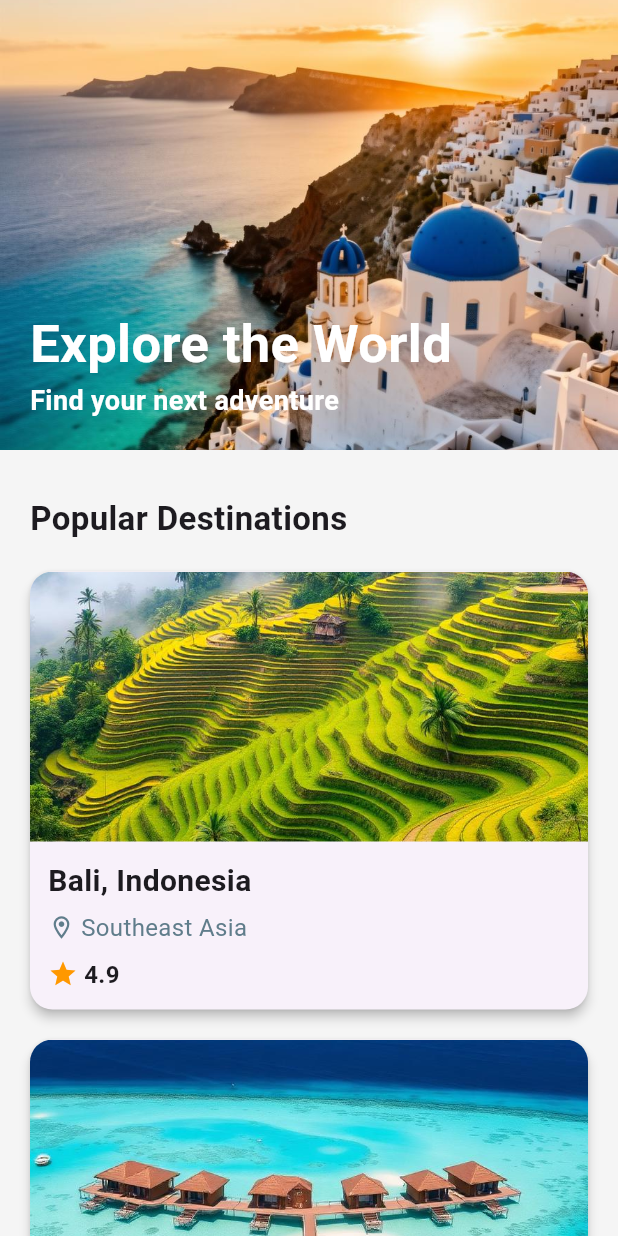
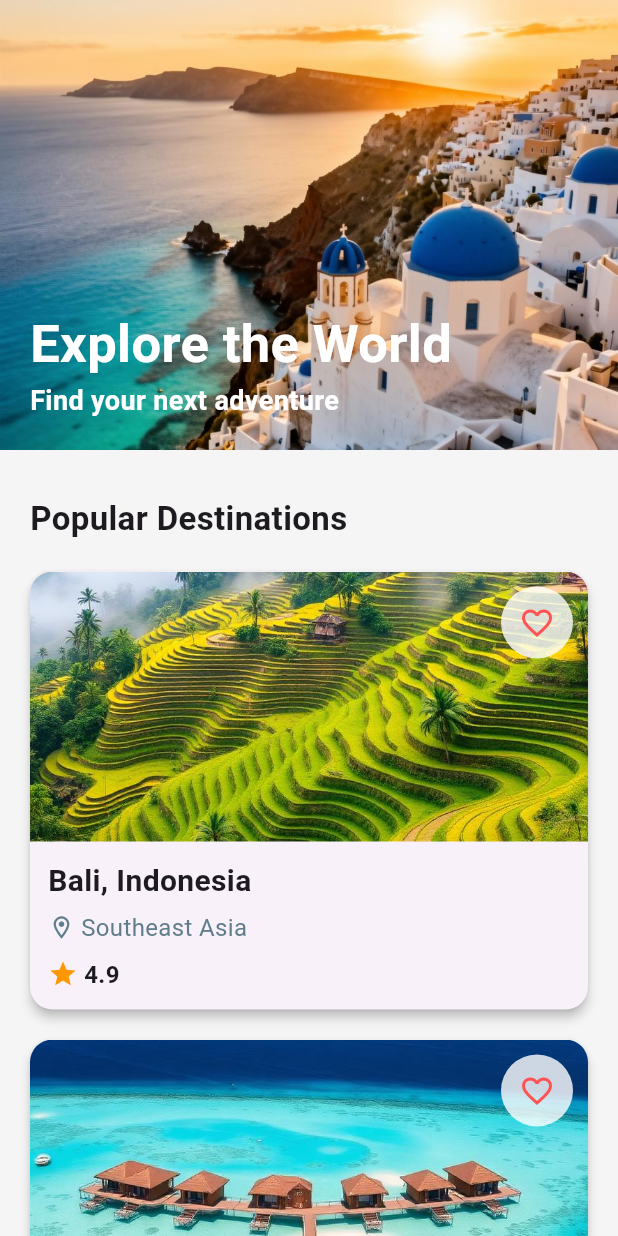
Before and after one commit to Visun517/travel_application_task, a Flutter app: the screen it shows after launch, on a phone screen of 412 x 824 dp. Run offline on Flutter 3.47's test engine with Material 3 defaults, Android fonts, the phone set to English and light mode, and no system bars.

Commit message:
add-destination-favourites-icon

```diff
--- a/lib/widgets/popular_destination_card.dart
+++ b/lib/widgets/popular_destination_card.dart
@@ -14,8 +14,12 @@
       child: Column(
         crossAxisAlignment: CrossAxisAlignment.start,
         children: [
+          Stack(
+            children: [
               ClipRRect(
-            borderRadius: const BorderRadius.vertical(top: Radius.circular(15)),
+                borderRadius: const BorderRadius.vertical(
+                  top: Radius.circular(15),
+                ),
                 child: Image.asset(
                   place.image,
                   height: 180,
@@ -23,6 +27,25 @@
                   fit: BoxFit.cover,
                 ),
               ),
+              Positioned(
+                top: 10,
+                right: 10,
+                child: Container(
+                  decoration: BoxDecoration(
+                    color: Colors.white.withValues(alpha: 0.8),
+                    shape: BoxShape.circle,
+                  ),
+                  child: IconButton(
+                    icon: const Icon(Icons.favorite_border, color: Colors.redAccent),
+                    onPressed: () {
+                      print("${place.name} added to favorites");
+                    },
+                  ),
+                ),
+              ),
+            ],
+          ),
+
           Padding(
             padding: const EdgeInsets.all(12.0),
             child: Column(
```
Lines whose indentation alone changed are shown as unchanged.
